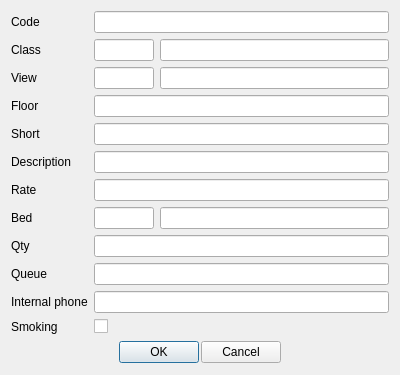
Old version of the form Resort/dlgroom.ui in the repository End1-1/Resort.
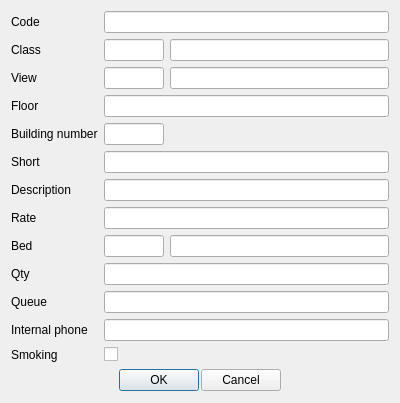
New version of the form. Custom widgets are drawn as their Qt base class.

```diff
--- a/Resort/dlgroom.ui
+++ b/Resort/dlgroom.ui
@@ -16,16 +16,36 @@
   <layout class="QVBoxLayout" name="verticalLayout">
    <item>
     <layout class="QGridLayout" name="gridLayout">
-     <item row="0" column="1" colspan="2">
-      <widget class="EQLineEdit" name="leCode"/>
+     <item row="6" column="1" colspan="2">
+      <widget class="EQLineEdit" name="leDescription"/>
      </item>
-     <item row="0" column="0">
-      <widget class="QLabel" name="label">
+     <item row="8" column="2">
+      <widget class="EQLineEdit" name="leBedName">
+       <property name="readOnly">
+        <bool>true</bool>
+       </property>
+      </widget>
+     </item>
+     <item row="10" column="1" colspan="2">
+      <widget class="EQLineEdit" name="leQueue"/>
+     </item>
+     <item row="5" column="0">
+      <widget class="QLabel" name="label_3">
        <property name="text">
-        <string>Code</string>
+        <string>Short</string>
        </property>
       </widget>
      </item>
+     <item row="13" column="0">
+      <widget class="QLabel" name="label_9">
+       <property name="text">
+        <string>Smoking</string>
+       </property>
+      </widget>
+     </item>
+     <item row="9" column="1" colspan="2">
+      <widget class="EQLineEdit" name="leQty"/>
+     </item>
      <item row="1" column="0">
       <widget class="QLabel" name="label_2">
        <property name="text">
@@ -33,30 +53,6 @@
        </property>
       </widget>
      </item>
-     <item row="4" column="0">
-      <widget class="QLabel" name="label_3">
-       <property name="text">
-        <string>Short</string>
-       </property>
-      </widget>
-     </item>
-     <item row="5" column="1" colspan="2">
-      <widget class="EQLineEdit" name="leDescription"/>
-     </item>
-     <item row="7" column="2">
-      <widget class="EQLineEdit" name="leBedName">
-       <property name="readOnly">
-        <bool>true</bool>
-       </property>
-      </widget>
-     </item>
-     <item row="1" column="2">
-      <widget class="EQLineEdit" name="leClassName">
-       <property name="readOnly">
-        <bool>true</bool>
-       </property>
-      </widget>
-     </item>
      <item row="1" column="1">
       <widget class="EQLineEdit" name="leClassCode">
        <property name="maximumSize">
@@ -70,86 +66,99 @@
        </property>
       </widget>
      </item>
-     <item row="5" column="0">
-      <widget class="QLabel" name="label_4">
+     <item row="13" column="1">
+      <widget class="QCheckBox" name="chSmoking">
        <property name="text">
-        <string>Description</string>
+        <string/>
        </property>
       </widget>
      </item>
-     <item row="6" column="0">
-      <widget class="QLabel" name="label_5">
+     <item row="11" column="0">
+      <widget class="QLabel" name="label_12">
        <property name="text">
-        <string>Rate</string>
+        <string>Internal phone</string>
        </property>
       </widget>
      </item>
-     <item row="7" column="0">
+     <item row="2" column="1">
+      <widget class="EQLineEdit" name="leViewCode">
+       <property name="maximumSize">
+        <size>
+         <width>60</width>
+         <height>16777215</height>
+        </size>
+       </property>
+       <property name="ShowButton" stdset="0">
+        <bool>true</bool>
+       </property>
+      </widget>
+     </item>
+     <item row="9" column="0">
+      <widget class="QLabel" name="label_11">
+       <property name="text">
+        <string>Qty</string>
+       </property>
+      </widget>
+     </item>
+     <item row="11" column="1" colspan="2">
+      <widget class="EQLineEdit" name="lePhone"/>
+     </item>
+     <item row="8" column="0">
       <widget class="QLabel" name="label_6">
        <property name="text">
         <string>Bed</string>
        </property>
       </widget>
      </item>
-     <item row="4" column="1" colspan="2">
-      <widget class="EQLineEdit" name="leShortName"/>
-     </item>
-     <item row="6" column="1" colspan="2">
-      <widget class="EQLineEdit" name="leRate"/>
-     </item>
-     <item row="7" column="1">
-      <widget class="EQLineEdit" name="leBedCode">
-       <property name="maximumSize">
-        <size>
-         <width>60</width>
-         <height>16777215</height>
-        </size>
+     <item row="3" column="0">
+      <widget class="QLabel" name="label_7">
+       <property name="text">
+        <string>Floor</string>
        </property>
        <property name="ShowButton" stdset="0">
         <bool>true</bool>
        </property>
       </widget>
      </item>
-     <item row="12" column="0">
-      <widget class="QLabel" name="label_9">
+     <item row="0" column="0">
+      <widget class="QLabel" name="label">
        <property name="text">
-        <string>Smoking</string>
+        <string>Code</string>
        </property>
       </widget>
      </item>
-     <item row="9" column="0">
+     <item row="10" column="0">
       <widget class="QLabel" name="label_8">
        <property name="text">
         <string>Queue</string>
        </property>
       </widget>
      </item>
+     <item row="6" column="0">
+      <widget class="QLabel" name="label_4">
+       <property name="text">
+        <string>Description</string>
+       </property>
+      </widget>
+     </item>
+     <item row="1" column="2">
+      <widget class="EQLineEdit" name="leClassName">
+       <property name="readOnly">
+        <bool>true</bool>
+       </property>
+      </widget>
+     </item>
+     <item row="0" column="1" colspan="2">
+      <widget class="EQLineEdit" name="leCode"/>
+     </item>
+     <item row="7" column="1" colspan="2">
+      <widget class="EQLineEdit" name="leRate"/>
+     </item>
      <item row="3" column="1" colspan="2">
       <widget class="EQLineEdit" name="leFloor"/>
      </item>
-     <item row="12" column="1">
-      <widget class="QCheckBox" name="chSmoking">
-       <property name="text">
-        <string/>
-       </property>
-      </widget>
-     </item>
-     <item row="3" column="0">
-      <widget class="QLabel" name="label_7">
-       <property name="text">
-        <string>Floor</string>
-       </property>
-      </widget>
-     </item>
-     <item row="8" column="0">
-      <widget class="QLabel" name="label_11">
-       <property name="text">
-        <string>Qty</string>
-       </property>
-      </widget>
-     </item>
-     <item row="2" column="1">
-      <widget class="EQLineEdit" name="leViewCode">
+     <item row="8" column="1">
+      <widget class="EQLineEdit" name="leBedCode">
        <property name="maximumSize">
         <size>
          <width>60</width>
@@ -161,15 +170,8 @@
        </property>
       </widget>
      </item>
-     <item row="2" column="2">
-      <widget class="EQLineEdit" name="leViewName">
-       <property name="readOnly">
-        <bool>true</bool>
-       </property>
-      </widget>
-     </item>
-     <item row="9" column="1" colspan="2">
-      <widget class="EQLineEdit" name="leQueue"/>
+     <item row="5" column="1" colspan="2">
+      <widget class="EQLineEdit" name="leShortName"/>
      </item>
      <item row="2" column="0">
       <widget class="QLabel" name="label_10">
@@ -178,18 +180,36 @@
        </property>
       </widget>
      </item>
-     <item row="8" column="1" colspan="2">
-      <widget class="EQLineEdit" name="leQty"/>
+     <item row="7" column="0">
+      <widget class="QLabel" name="label_5">
+       <property name="text">
+        <string>Rate</string>
+       </property>
+      </widget>
      </item>
-     <item row="10" column="0">
-      <widget class="QLabel" name="label_12">
+     <item row="2" column="2">
+      <widget class="EQLineEdit" name="leViewName">
+       <property name="readOnly">
+        <bool>true</bool>
+       </property>
+      </widget>
+     </item>
+     <item row="4" column="0">
+      <widget class="QLabel" name="label_13">
        <property name="text">
-        <string>Internal phone</string>
+        <string>Building number</string>
        </property>
       </widget>
      </item>
-     <item row="10" column="1" colspan="2">
-      <widget class="EQLineEdit" name="lePhone"/>
+     <item row="4" column="1">
+      <widget class="EQLineEdit" name="leBuild">
+       <property name="maximumSize">
+        <size>
+         <width>60</width>
+         <height>16777215</height>
+        </size>
+       </property>
+      </widget>
      </item>
     </layout>
    </item>
```
Left out of the diff: 3 changed lines with no effect on the pictures.
